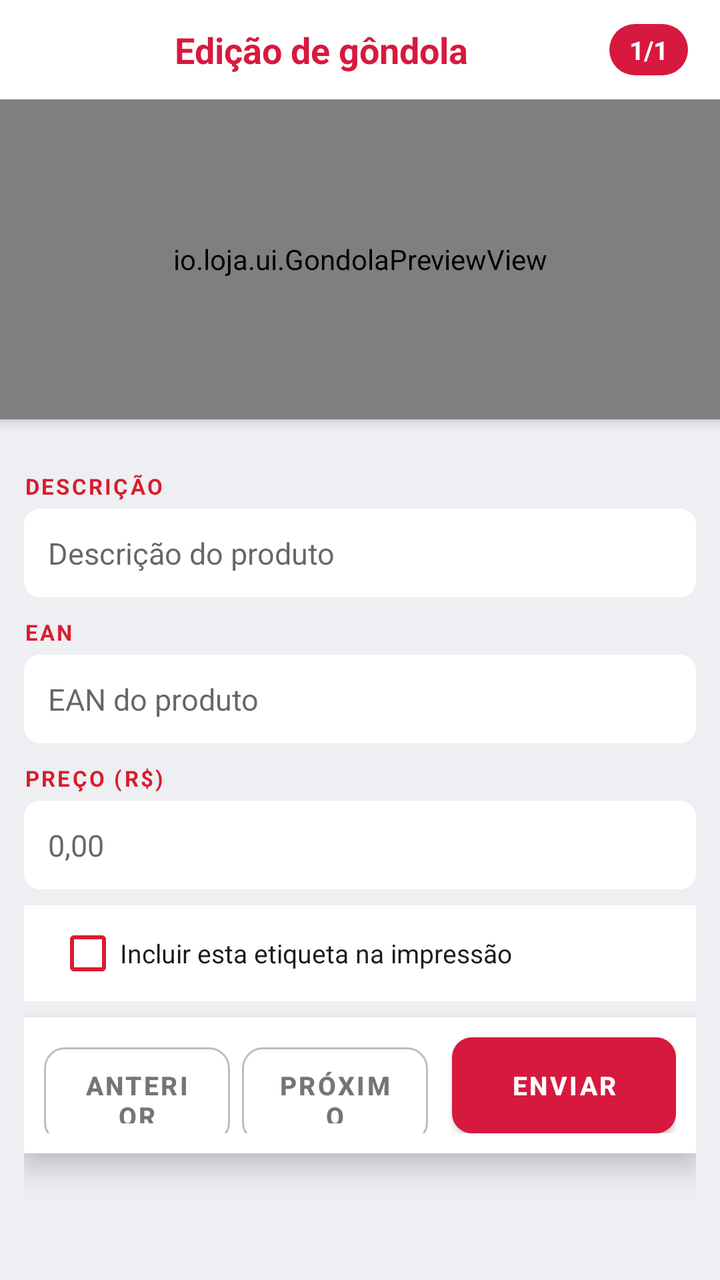
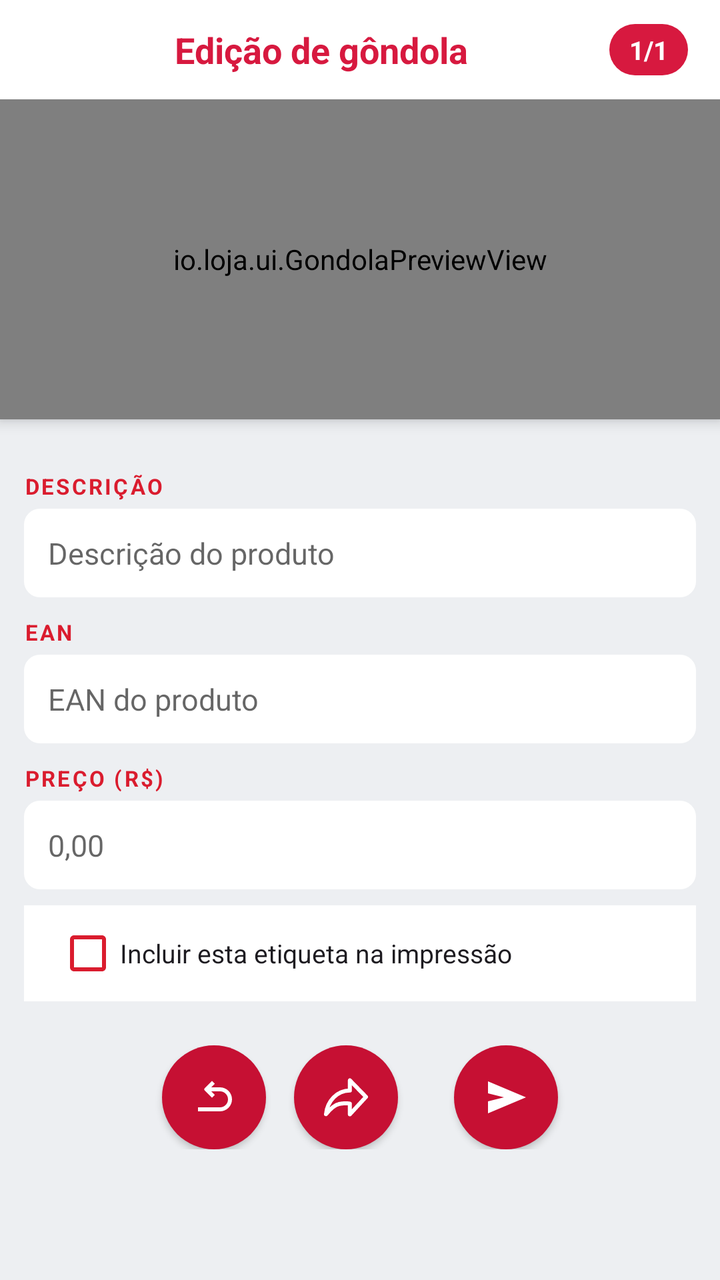

Before-and-after screenshots of an Android layout around one commit, followed by the original layout XML and the change that was made.
<!-- AndroidManifest.xml: activity theme AppTheme.NoActionBar -->
<!-- res/layout/activity_gondola_editavel.xml -->
<?xml version="1.0" encoding="utf-8"?>
<androidx.coordinatorlayout.widget.CoordinatorLayout xmlns:android="http://schemas.android.com/apk/res/android"
    xmlns:app="http://schemas.android.com/apk/res-auto"
    android:layout_width="match_parent"
    android:layout_height="match_parent"
    android:background="#EDEFF2">

    
    <com.google.android.material.appbar.AppBarLayout
        android:layout_width="match_parent"
        android:layout_height="wrap_content"
        android:background="@android:color/transparent">

        
        <LinearLayout
            android:layout_width="match_parent"
            android:layout_height="wrap_content"
            android:orientation="horizontal"
            android:gravity="center_vertical"
            android:background="#FFFFFF"
            android:paddingHorizontal="16dp"
            android:paddingTop="12dp"
            android:paddingBottom="12dp"
            app:layout_scrollFlags="scroll|enterAlways|snap">

            <TextView
                android:id="@+id/btnVoltar"
                android:layout_width="36dp"
                android:layout_height="36dp"
                android:background="@drawable/circle_white_transparent"
                android:gravity="center"
                android:text="&lt;"
                android:textSize="20sp"
                android:textStyle="bold"
                android:textColor="#FFFFFF"
                android:clickable="true"
                android:focusable="true"
                android:visibility="gone" />

            <TextView
                android:layout_width="0dp"
                android:layout_height="wrap_content"
                android:layout_weight="1"
                android:gravity="center"
                android:text="Edição de gôndola"
                android:textColor="#D7193F"
                android:textSize="18sp"
                android:textStyle="bold" />

            <TextView
                android:id="@+id/tvPosicao"
                android:layout_width="wrap_content"
                android:layout_height="wrap_content"
                android:text="1/1"
                android:textColor="#FFFFFF"
                android:textSize="13sp"
                android:textStyle="bold"
                android:background="@drawable/bg_counter_red"
                android:paddingHorizontal="10dp"
                android:paddingVertical="4dp" />
        </LinearLayout>

        
        <io.loja.ui.GondolaPreviewView
            android:id="@+id/previewGondola"
            android:layout_width="match_parent"
            android:layout_height="160dp"
            android:background="#FFFFFF" />
    </com.google.android.material.appbar.AppBarLayout>

    
    <androidx.core.widget.NestedScrollView
        android:layout_width="match_parent"
        android:layout_height="match_parent"
        android:fillViewport="true"
        app:layout_behavior="com.google.android.material.appbar.AppBarLayout$ScrollingViewBehavior">

        <LinearLayout
            android:layout_width="match_parent"
            android:layout_height="wrap_content"
            android:orientation="vertical"
            android:padding="12dp">

            
            <TextView
                android:layout_width="wrap_content"
                android:layout_height="wrap_content"
                android:layout_marginTop="14dp"
                android:text="DESCRIÇÃO"
                android:textSize="11sp"
                android:textStyle="bold"
                android:textColor="#DA1C2E"
                android:letterSpacing="0.1" />

            <EditText
                android:id="@+id/etDescricao"
                android:layout_width="match_parent"
                android:layout_height="wrap_content"
                android:layout_marginTop="4dp"
                android:background="@drawable/bg_white_rounded"
                android:padding="12dp"
                android:textSize="15sp"
                android:textColor="#1A1A1A"
                android:singleLine="true"
                android:hint="Descrição do produto" />

            <TextView
                android:layout_width="wrap_content"
                android:layout_height="wrap_content"
                android:layout_marginTop="10dp"
                android:text="EAN"
                android:textSize="11sp"
                android:textStyle="bold"
                android:textColor="#DA1C2E"
                android:letterSpacing="0.1" />

            <EditText
                android:id="@+id/etEan"
                android:layout_width="match_parent"
                android:layout_height="wrap_content"
                android:layout_marginTop="4dp"
                android:background="@drawable/bg_white_rounded"
                android:padding="12dp"
                android:textSize="15sp"
                android:textColor="#1A1A1A"
                android:singleLine="true"
                android:inputType="number"
                android:hint="EAN do produto" />

            
            <LinearLayout
                android:id="@+id/layoutNormal"
                android:layout_width="match_parent"
                android:layout_height="wrap_content"
                android:orientation="vertical">

                <TextView
                    android:layout_width="wrap_content"
                    android:layout_height="wrap_content"
                    android:layout_marginTop="10dp"
                    android:text="PREÇO (R$)"
                    android:textSize="11sp"
                    android:textStyle="bold"
                    android:textColor="#DA1C2E"
                    android:letterSpacing="0.1" />

                <EditText
                    android:id="@+id/etPreco"
                    android:layout_width="match_parent"
                    android:layout_height="wrap_content"
                    android:layout_marginTop="4dp"
                    android:background="@drawable/bg_white_rounded"
                    android:padding="12dp"
                    android:textSize="15sp"
                    android:textColor="#1A1A1A"
                    android:singleLine="true"
                    android:inputType="numberDecimal"
                    android:hint="0,00" />
            </LinearLayout>

            
            <LinearLayout
                android:id="@+id/layoutDepor"
                android:layout_width="match_parent"
                android:layout_height="wrap_content"
                android:orientation="vertical"
                android:visibility="gone">

                <TextView
                    android:layout_width="wrap_content"
                    android:layout_height="wrap_content"
                    android:layout_marginTop="10dp"
                    android:text="PREÇO DE (R$)"
                    android:textSize="11sp"
                    android:textStyle="bold"
                    android:textColor="#DA1C2E"
                    android:letterSpacing="0.1" />

                <EditText
                    android:id="@+id/etPrecoDe"
                    android:layout_width="match_parent"
                    android:layout_height="wrap_content"
                    android:layout_marginTop="4dp"
                    android:background="@drawable/bg_white_rounded"
                    android:padding="12dp"
                    android:textSize="15sp"
                    android:textColor="#1A1A1A"
                    android:singleLine="true"
                    android:inputType="numberDecimal"
                    android:hint="0,00" />

                <TextView
                    android:layout_width="wrap_content"
                    android:layout_height="wrap_content"
                    android:layout_marginTop="10dp"
                    android:text="PREÇO POR (R$)"
                    android:textSize="11sp"
                    android:textStyle="bold"
                    android:textColor="#DA1C2E"
                    android:letterSpacing="0.1" />

                <EditText
                    android:id="@+id/etPrecoPor"
                    android:layout_width="match_parent"
                    android:layout_height="wrap_content"
                    android:layout_marginTop="4dp"
                    android:background="@drawable/bg_white_rounded"
                    android:padding="12dp"
                    android:textSize="15sp"
                    android:textColor="#1A1A1A"
                    android:singleLine="true"
                    android:inputType="numberDecimal"
                    android:hint="0,00" />
            </LinearLayout>

            
            <LinearLayout
                android:id="@+id/layoutLeveGanhe"
                android:layout_width="match_parent"
                android:layout_height="wrap_content"
                android:orientation="vertical"
                android:visibility="gone">

                <TextView
                    android:layout_width="wrap_content"
                    android:layout_height="wrap_content"
                    android:layout_marginTop="10dp"
                    android:text="PREÇO UNITÁRIO - AMARELO (R$)"
                    android:textSize="11sp"
                    android:textStyle="bold"
                    android:textColor="#DA1C2E"
                    android:letterSpacing="0.1" />

                <EditText
                    android:id="@+id/etPrecoUnitario"
                    android:layout_width="match_parent"
                    android:layout_height="wrap_content"
                    android:layout_marginTop="4dp"
                    android:background="@drawable/bg_white_rounded"
                    android:padding="12dp"
                    android:textSize="15sp"
                    android:textColor="#1A1A1A"
                    android:singleLine="true"
                    android:inputType="numberDecimal"
                    android:hint="0,00" />

                <TextView
                    android:layout_width="wrap_content"
                    android:layout_height="wrap_content"
                    android:layout_marginTop="10dp"
                    android:text="QUANTIDADE (LEVE)"
                    android:textSize="11sp"
                    android:textStyle="bold"
                    android:textColor="#DA1C2E"
                    android:letterSpacing="0.1" />

                <EditText
                    android:id="@+id/etQtd"
                    android:layout_width="match_parent"
                    android:layout_height="wrap_content"
                    android:layout_marginTop="4dp"
                    android:background="@drawable/bg_white_rounded"
                    android:padding="12dp"
                    android:textSize="15sp"
                    android:textColor="#1A1A1A"
                    android:singleLine="true"
                    android:inputType="number"
                    android:hint="2" />

                <TextView
                    android:layout_width="wrap_content"
                    android:layout_height="wrap_content"
                    android:layout_marginTop="10dp"
                    android:text="PREÇO PROMOCIONAL - TOTAL (R$)"
                    android:textSize="11sp"
                    android:textStyle="bold"
                    android:textColor="#DA1C2E"
                    android:letterSpacing="0.1" />

                <EditText
                    android:id="@+id/etPrecoPromo"
                    android:layout_width="match_parent"
                    android:layout_height="wrap_content"
                    android:layout_marginTop="4dp"
                    android:background="@drawable/bg_white_rounded"
                    android:padding="12dp"
                    android:textSize="15sp"
                    android:textColor="#1A1A1A"
                    android:singleLine="true"
                    android:inputType="numberDecimal"
                    android:hint="0,00" />

                <TextView
                    android:layout_width="wrap_content"
                    android:layout_height="wrap_content"
                    android:layout_marginTop="10dp"
                    android:text="QUANTO FICA (R$)"
                    android:textSize="11sp"
                    android:textStyle="bold"
                    android:textColor="#DA1C2E"
                    android:letterSpacing="0.1" />

                <EditText
                    android:id="@+id/etQuantoFica"
                    android:layout_width="match_parent"
                    android:layout_height="wrap_content"
                    android:layout_marginTop="4dp"
                    android:background="@drawable/bg_white_rounded"
                    android:padding="12dp"
                    android:textSize="15sp"
                    android:textColor="#1A1A1A"
                    android:singleLine="true"
                    android:inputType="numberDecimal"
                    android:hint="0,00" />
            </LinearLayout>

            
            <LinearLayout
                android:id="@+id/layoutParcelado"
                android:layout_width="match_parent"
                android:layout_height="wrap_content"
                android:orientation="vertical"
                android:visibility="gone">

                <TextView
                    android:layout_width="wrap_content"
                    android:layout_height="wrap_content"
                    android:layout_marginTop="10dp"
                    android:text="VALOR ANTERIOR (R$)"
                    android:textSize="11sp"
                    android:textStyle="bold"
                    android:textColor="#DA1C2E"
                    android:letterSpacing="0.1" />

                <EditText
                    android:id="@+id/etValorAnterior"
                    android:layout_width="match_parent"
                    android:layout_height="wrap_content"
                    android:layout_marginTop="4dp"
                    android:background="@drawable/bg_white_rounded"
                    android:padding="12dp"
                    android:textSize="15sp"
                    android:textColor="#1A1A1A"
                    android:singleLine="true"
                    android:inputType="numberDecimal"
                    android:hint="0,00" />

                <TextView
                    android:id="@+id/tvPrecoParceladoLabel"
                    android:layout_width="wrap_content"
                    android:layout_height="wrap_content"
                    android:layout_marginTop="10dp"
                    android:text="PREÇO PROMOCIONAL (R$)"
                    android:textSize="11sp"
                    android:textStyle="bold"
                    android:textColor="#DA1C2E"
                    android:letterSpacing="0.1" />

                <EditText
                    android:id="@+id/etPrecoParcelado"
                    android:layout_width="match_parent"
                    android:layout_height="wrap_content"
                    android:layout_marginTop="4dp"
                    android:background="@drawable/bg_white_rounded"
                    android:padding="12dp"
                    android:textSize="15sp"
                    android:textColor="#1A1A1A"
                    android:singleLine="true"
                    android:inputType="numberDecimal"
                    android:hint="0,00" />

                <TextView
                    android:layout_width="wrap_content"
                    android:layout_height="wrap_content"
                    android:layout_marginTop="10dp"
                    android:text="Nº DE PARCELAS"
                    android:textSize="11sp"
                    android:textStyle="bold"
                    android:textColor="#DA1C2E"
                    android:letterSpacing="0.1" />

                <EditText
                    android:id="@+id/etParcelas"
                    android:layout_width="match_parent"
                    android:layout_height="wrap_content"
                    android:layout_marginTop="4dp"
                    android:background="@drawable/bg_white_rounded"
                    android:padding="12dp"
                    android:textSize="15sp"
                    android:textColor="#1A1A1A"
                    android:singleLine="true"
                    android:inputType="number"
                    android:hint="10" />

                <TextView
                    android:layout_width="wrap_content"
                    android:layout_height="wrap_content"
                    android:layout_marginTop="10dp"
                    android:text="VALOR DA PARCELA (R$)"
                    android:textSize="11sp"
                    android:textStyle="bold"
                    android:textColor="#DA1C2E"
                    android:letterSpacing="0.1" />

                <EditText
                    android:id="@+id/etValorParcela"
                    android:layout_width="match_parent"
                    android:layout_height="wrap_content"
                    android:layout_marginTop="4dp"
                    android:background="@drawable/bg_white_rounded"
                    android:padding="12dp"
                    android:textSize="15sp"
                    android:textColor="#1A1A1A"
                    android:singleLine="true"
                    android:inputType="numberDecimal"
                    android:hint="0,00" />
            </LinearLayout>

            
            <LinearLayout
                android:layout_width="match_parent"
                android:layout_height="wrap_content"
                android:orientation="horizontal"
                android:gravity="center_vertical"
                android:background="#FFFFFF"
                android:layout_marginTop="8dp"
                android:paddingStart="16dp"
                android:paddingEnd="16dp">

                <CheckBox
                    android:id="@+id/cbIncluir"
                    android:layout_width="wrap_content"
                    android:layout_height="wrap_content"
                    android:buttonTint="#DA1C2E"
                    android:text="Incluir esta etiqueta na impressão"
                    android:textSize="13sp"
                    android:textColor="#1D1B20" />
            </LinearLayout>

            
            <LinearLayout
                android:layout_width="match_parent"
                android:layout_height="wrap_content"
                android:orientation="horizontal"
                android:layout_marginTop="8dp"
                android:padding="10dp"
                android:background="#FFFFFF"
                android:elevation="8dp">

                <Button
                    android:id="@+id/btnAnterior"
                    android:layout_width="0dp"
                    android:layout_height="48dp"
                    android:layout_weight="1"
                    android:layout_marginEnd="6dp"
                    android:background="@drawable/btn_outline_gray"
                    android:text="ANTERIOR"
                    android:textSize="13sp"
                    android:textStyle="bold"
                    android:textColor="#757575"
                    app:backgroundTint="@null" />

                <Button
                    android:id="@+id/btnProximo"
                    android:layout_width="0dp"
                    android:layout_height="48dp"
                    android:layout_weight="1"
                    android:layout_marginEnd="6dp"
                    android:background="@drawable/btn_outline_gray"
                    android:text="PRÓXIMO"
                    android:textSize="13sp"
                    android:textStyle="bold"
                    android:textColor="#757575"
                    app:backgroundTint="@null" />

                <Button
                    android:id="@+id/btnEnviar"
                    android:layout_width="0dp"
                    android:layout_height="48dp"
                    android:layout_weight="1.2"
                    android:layout_marginStart="6dp"
                    android:background="@drawable/btn_red_rounded10"
                    android:text="ENVIAR"
                    android:textSize="13sp"
                    android:textStyle="bold"
                    android:textColor="#FFFFFF" />
            </LinearLayout>

        </LinearLayout>
    </androidx.core.widget.NestedScrollView>

</androidx.coordinatorlayout.widget.CoordinatorLayout>
<!-- resources referenced by this layout -->
<resources>
  <!-- drawable bg_counter_red (drawable) -->
  <?xml version="1.0" encoding="utf-8"?>
  <shape xmlns:android="http://schemas.android.com/apk/res/android"
      android:shape="rectangle">
      <solid android:color="#D7193F" />
      <corners android:radius="20dp" />
  </shape>
  <!-- drawable bg_white_rounded (drawable) -->
  <?xml version="1.0" encoding="utf-8"?>
  <shape xmlns:android="http://schemas.android.com/apk/res/android"
      android:shape="rectangle">
      <solid android:color="#FFFFFF" />
      <corners android:radius="8dp" />
  </shape>
  <!-- drawable btn_outline_gray (drawable) -->
  <?xml version="1.0" encoding="utf-8"?>
  <shape xmlns:android="http://schemas.android.com/apk/res/android"
      android:shape="rectangle">
      <solid android:color="@android:color/transparent" />
      <stroke android:width="1dp" android:color="#BDBDBD" />
      <corners android:radius="10dp" />
  </shape>
  <!-- drawable btn_red_rounded10 (drawable) -->
  <?xml version="1.0" encoding="utf-8"?>
  <shape xmlns:android="http://schemas.android.com/apk/res/android"
      android:shape="rectangle">
      <solid android:color="#C62828" />
      <corners android:radius="10dp" />
  </shape>
  <!-- drawable circle_white_transparent (drawable) -->
  <?xml version="1.0" encoding="utf-8"?>
  <shape xmlns:android="http://schemas.android.com/apk/res/android"
      android:shape="oval">
      <solid android:color="#33FFFFFF" />
  </shape>
  <style name="AppTheme.NoActionBar" parent="Theme.MaterialComponents.Light.NoActionBar">
          <item name="colorPrimary">@color/primary</item>
          <item name="colorPrimaryVariant">@color/primary_dark</item>
          <item name="colorSecondary">@color/accent</item>
          <item name="android:windowBackground">@color/gray_100</item>
          <item name="android:textColor">@color/gray_900</item>
          <item name="android:statusBarColor">@color/primary</item>
      </style>
  <color name="primary">#D7193F</color>
  <color name="primary_dark">#B0172F</color>
  <color name="accent">#4CAF50</color>
  <color name="gray_100">#F5F5F5</color>
  <color name="gray_900">#212121</color>
</resources>

<!-- the commit's change to res/layout/activity_gondola_editavel.xml (unified diff, before → after) -->
@@ -442,48 +442,57 @@
                 android:layout_width="match_parent"
                 android:layout_height="wrap_content"
                 android:orientation="horizontal"
-                android:layout_marginTop="8dp"
-                android:padding="10dp"
-                android:background="#FFFFFF"
-                android:elevation="8dp">
+                android:gravity="center"
+                android:layout_marginTop="12dp"
+                android:padding="10dp">
 
                 <Button
                     android:id="@+id/btnAnterior"
-                    android:layout_width="0dp"
-                    android:layout_height="48dp"
-                    android:layout_weight="1"
-                    android:layout_marginEnd="6dp"
-                    android:background="@drawable/btn_outline_gray"
-                    android:text="ANTERIOR"
-                    android:textSize="13sp"
-                    android:textStyle="bold"
-                    android:textColor="#757575"
-                    app:backgroundTint="@null" />
+                    android:layout_width="52dp"
+                    android:layout_height="52dp"
+                    android:layout_marginEnd="14dp"
+                    android:background="@drawable/bg_badge_red"
+                    android:elevation="6dp"
+                    android:insetTop="0dp"
+                    android:insetBottom="0dp"
+                    android:padding="0dp"
+                    android:text=""
+                    app:backgroundTint="@null"
+                    app:icon="@drawable/ic_previous"
+                    app:iconGravity="textStart"
+                    app:iconPadding="0dp" />
 
                 <Button
                     android:id="@+id/btnProximo"
-                    android:layout_width="0dp"
-                    android:layout_height="48dp"
-                    android:layout_weight="1"
-                    android:layout_marginEnd="6dp"
-                    android:background="@drawable/btn_outline_gray"
-                    android:text="PRÓXIMO"
-                    android:textSize="13sp"
-                    android:textStyle="bold"
-                    android:textColor="#757575"
-                    app:backgroundTint="@null" />
+                    android:layout_width="52dp"
+                    android:layout_height="52dp"
+                    android:layout_marginEnd="14dp"
+                    android:background="@drawable/bg_badge_red"
+                    android:elevation="6dp"
+                    android:insetTop="0dp"
+                    android:insetBottom="0dp"
+                    android:padding="0dp"
+                    android:text=""
+                    app:backgroundTint="@null"
+                    app:icon="@drawable/ic_next"
+                    app:iconGravity="textStart"
+                    app:iconPadding="0dp" />
 
                 <Button
                     android:id="@+id/btnEnviar"
-                    android:layout_width="0dp"
-                    android:layout_height="48dp"
-                    android:layout_weight="1.2"
-                    android:layout_marginStart="6dp"
-                    android:background="@drawable/btn_red_rounded10"
-                    android:text="ENVIAR"
-                    android:textSize="13sp"
-                    android:textStyle="bold"
-                    android:textColor="#FFFFFF" />
+                    android:layout_width="52dp"
+                    android:layout_height="52dp"
+                    android:layout_marginStart="14dp"
+                    android:background="@drawable/bg_badge_red"
+                    android:elevation="6dp"
+                    android:insetTop="0dp"
+                    android:insetBottom="0dp"
+                    android:padding="0dp"
+                    android:text=""
+                    app:backgroundTint="@null"
+                    app:icon="@drawable/ic_send"
+                    app:iconGravity="textStart"
+                    app:iconPadding="0dp" />
             </LinearLayout>
 
         </LinearLayout>
<!-- resource entries referenced after the edit -->
@@ -1,5 +1,11 @@
 <!-- resources referenced by this layout -->
 <resources>
+  <!-- drawable bg_badge_red (drawable) -->
+  <?xml version="1.0" encoding="utf-8"?>
+  <shape xmlns:android="http://schemas.android.com/apk/res/android"
+      android:shape="oval">
+      <solid android:color="#C61033" />
+  </shape>
   <!-- drawable bg_counter_red (drawable) -->
   <?xml version="1.0" encoding="utf-8"?>
   <shape xmlns:android="http://schemas.android.com/apk/res/android"
@@ -14,27 +20,49 @@
       <solid android:color="#FFFFFF" />
       <corners android:radius="8dp" />
   </shape>
-  <!-- drawable btn_outline_gray (drawable) -->
-  <?xml version="1.0" encoding="utf-8"?>
-  <shape xmlns:android="http://schemas.android.com/apk/res/android"
-      android:shape="rectangle">
-      <solid android:color="@android:color/transparent" />
-      <stroke android:width="1dp" android:color="#BDBDBD" />
-      <corners android:radius="10dp" />
-  </shape>
-  <!-- drawable btn_red_rounded10 (drawable) -->
-  <?xml version="1.0" encoding="utf-8"?>
-  <shape xmlns:android="http://schemas.android.com/apk/res/android"
-      android:shape="rectangle">
-      <solid android:color="#C62828" />
-      <corners android:radius="10dp" />
-  </shape>
   <!-- drawable circle_white_transparent (drawable) -->
   <?xml version="1.0" encoding="utf-8"?>
   <shape xmlns:android="http://schemas.android.com/apk/res/android"
       android:shape="oval">
       <solid android:color="#33FFFFFF" />
   </shape>
+  <!-- drawable ic_next (drawable) -->
+  <?xml version="1.0" encoding="utf-8"?>
+  <vector xmlns:android="http://schemas.android.com/apk/res/android"
+      android:width="24dp"
+      android:height="24dp"
+      android:viewportWidth="48"
+      android:viewportHeight="48">
+      <path
+          android:fillColor="@android:color/transparent"
+          android:strokeColor="#FFFFFF"
+          android:strokeWidth="4"
+          android:strokeLineJoin="round"
+          android:pathData="M4,40.836q7.34,-8.96 13.036,-10.168t10.846,-0.365V41L44,23.545L27.882,7v10.167Q18.359,17.242 11.69,24Q5.023,30.758 4,40.836Z" />
+  </vector>
+  <!-- drawable ic_previous (drawable) -->
+  <?xml version="1.0" encoding="utf-8"?>
+  <vector xmlns:android="http://schemas.android.com/apk/res/android"
+      android:width="24dp"
+      android:height="24dp"
+      android:viewportWidth="24"
+      android:viewportHeight="24">
+      <path
+          android:fillColor="#FFFFFF"
+          android:fillType="evenOdd"
+          android:pathData="M10.586,9l1.828,1.828L11,12.243L7.464,8.707a1,1 0,0 1,0,-1.414L11,3.757l1.414,1.415L10.586,7H15a6,6 0 1,1 0,12H4v-2h11a4,4 0 1,0 0,-8z" />
+  </vector>
+  <!-- drawable ic_send (drawable) -->
+  <?xml version="1.0" encoding="utf-8"?>
+  <vector xmlns:android="http://schemas.android.com/apk/res/android"
+      android:width="24dp"
+      android:height="24dp"
+      android:viewportWidth="24"
+      android:viewportHeight="24">
+      <path
+          android:fillColor="#FFFFFF"
+          android:pathData="M3,20v-6l8,-2l-8,-2V4l19,8z" />
+  </vector>
   <style name="AppTheme.NoActionBar" parent="Theme.MaterialComponents.Light.NoActionBar">
           <item name="colorPrimary">@color/primary</item>
           <item name="colorPrimaryVariant">@color/primary_dark</item>
